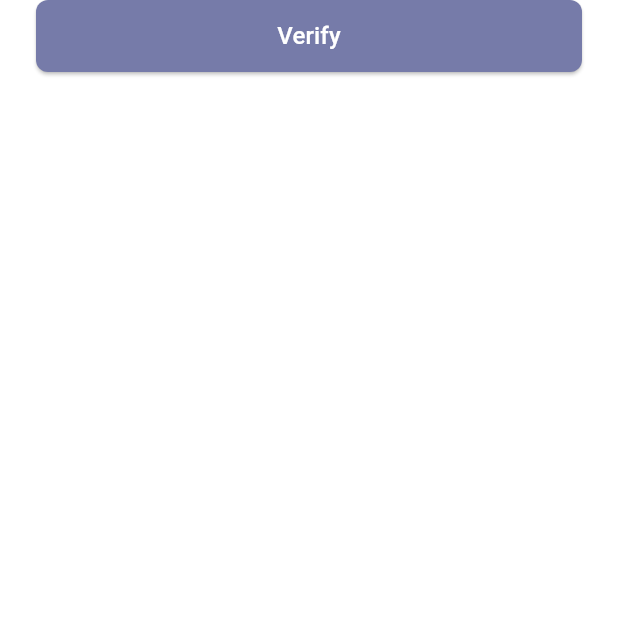
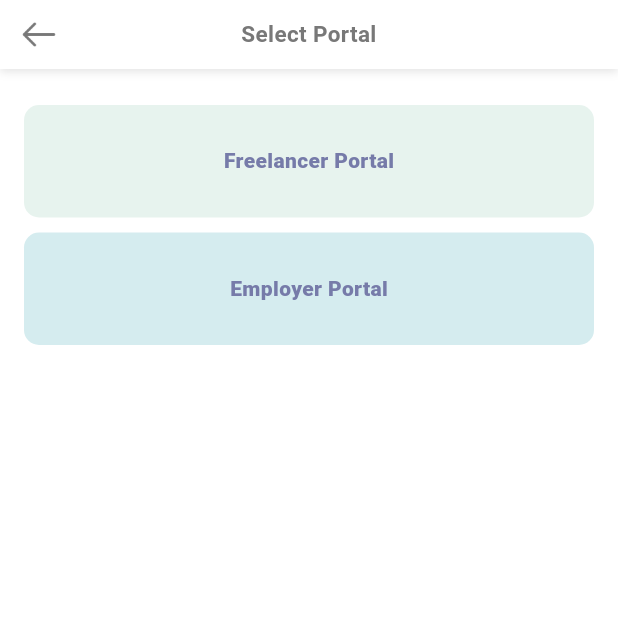
Before and after one commit to aaloul/wazafk-mobile, a Flutter app: the SelectPortalScreen screen opened directly, on a phone screen of 412 x 824 dp, the top half of it. Run offline on Flutter 3.47's test engine with Material 3 defaults, Android fonts, the light colour scheme and no system bars; our stand-ins replace animated_custom_dropdown, cached_network_image, device_info_plus, dotted_border, flutter_svg, get and 6 more; missing offline and left inert: flutter_udid, pretty_http_logger; accounts and stored records are empty; Roboto replaces fonts that are missing (SF Pro Text); statements that could not run were skipped.

Commit message:
add portal

```diff
--- a/lib/constants/get_pages_constant.dart
+++ b/lib/constants/get_pages_constant.dart
@@ -6,6 +6,7 @@ import '../screens/auth/create_account/create_account_screen.dart';
 import '../screens/auth/login_password/login_password_screen.dart';
 import '../screens/auth/onboarding/onboarding_screen.dart';
 import '../screens/auth/phone_number/phone_number_screen.dart';
+import '../screens/auth/select_portal/select_portal_screen.dart';
 import '../screens/auth/splash/splash_screen.dart';
 import '../screens/auth/verification/verification_screen.dart';
 import '../screens/common/terms/terms_screen.dart';
@@ -52,4 +53,9 @@ List<GetPage> getPages = [
     page: () => CreateAccountScreen(),
     transition: Transition.rightToLeftWithFade,
   ),
+  GetPage(
+    name: RouteConstant.selectPortalScreen,
+    page: () => SelectPortalScreen(),
+    transition: Transition.rightToLeftWithFade,
+  ),
 ];
--- a/lib/constants/route_constant.dart
+++ b/lib/constants/route_constant.dart
@@ -7,4 +7,5 @@ class RouteConstant {
   static const String verificationScreen = '/verification_screen';
   static const String changePasswordScreen = '/change_password_screen';
   static const String createAccountScreen = '/create_account_screen';
+  static const String selectPortalScreen = '/select_portal_screen';
 }
--- a/lib/screens/auth/create_account/components/step3/create_account_step_3.dart
+++ b/lib/screens/auth/create_account/components/step3/create_account_step_3.dart
@@ -79,7 +79,9 @@ class CreateAccountStep3 extends StatelessWidget {
 
           SizedBox(height: 16),
 
-          PrimaryButton(title: "Start Your Journey", onPressed: () {}),
+          PrimaryButton(title: "Start Your Journey", onPressed: () {
+            dataController.verifyStep3();
+          }),
 
           SizedBox(height: 20),
         ],
--- a/lib/screens/auth/create_account/create_account_controller.dart
+++ b/lib/screens/auth/create_account/create_account_controller.dart
@@ -1,4 +1,5 @@
 import 'package:get/get.dart';
+import 'package:wazafak_app/constants/route_constant.dart';
 import 'package:wazafak_app/model/InterestOptionsResponse.dart';
 import 'package:wazafak_app/repository/app/interest_options_repository.dart';
 
@@ -59,4 +60,8 @@ class CreateAccountController extends GetxController {
   void verifyStep2() {
     index.value = 2;
   }
+
+  void verifyStep3() {
+    Get.toNamed(RouteConstant.selectPortalScreen);
+  }
 }
--- /dev/null
+++ b/lib/screens/auth/select_portal/components/portal_item.dart
@@ -0,0 +1,43 @@
+import 'package:flutter/material.dart';
+import 'package:wazafak_app/components/primary_text.dart';
+import 'package:wazafak_app/utils/res/AppContextExtension.dart';
+
+class PortalItem extends StatelessWidget {
+  const PortalItem({
+    super.key,
+    required this.title,
+    required this.onClick,
+    required this.color,
+    required this.border,
+  });
+
+  final String title;
+  final Function onClick;
+  final Color color;
+  final Color border;
+
+  @override
+  Widget build(BuildContext context) {
+    return GestureDetector(
+      onTap: () {
+        onClick.call();
+      },
+      child: Container(
+        width: double.infinity,
+        height: 75,
+        decoration: BoxDecoration(
+          color: color,
+          borderRadius: BorderRadius.circular(10),
+          border: Border.all(color: border, width: 1),
+        ),
+        child: Center(
+          child: PrimaryText(
+            text: title,
+            textColor: context.resources.color.colorPrimary,
+            fontWeight: FontWeight.w900,
+          ),
+        ),
+      ),
+    );
+  }
+}
--- a/lib/screens/auth/select_portal/select_portal_screen.dart
+++ b/lib/screens/auth/select_portal/select_portal_screen.dart
@@ -1,6 +1,9 @@
 import 'package:flutter/material.dart';
-import 'package:wazafak_app/components/primary_button.dart';
 import 'package:wazafak_app/utils/res/AppContextExtension.dart';
+import 'package:wazafak_app/utils/res/colors/hex_color.dart';
+
+import '../../../components/top_header.dart';
+import 'components/portal_item.dart';
 
 class SelectPortalScreen extends StatelessWidget {
   const SelectPortalScreen({super.key});
@@ -10,18 +13,37 @@ class SelectPortalScreen extends StatelessWidget {
     return Scaffold(
       backgroundColor: context.resources.color.background,
       body: SafeArea(
-        child: Container(
-          padding: EdgeInsets.symmetric(horizontal: 24),
-          child: SingleChildScrollView(
-            child: Column(
-              crossAxisAlignment: CrossAxisAlignment.center,
-              children: [
-                PrimaryButton(title: "Verify", onPressed: () {}),
+        child: Column(
+          crossAxisAlignment: CrossAxisAlignment.center,
+          children: [
+            TopHeader(title: "Select Portal"),
+            SizedBox(height: 24),
 
-                SizedBox(height: 20),
-              ],
+            Expanded(
+              child: Container(
+                margin: EdgeInsets.symmetric(horizontal: 16),
+                child: Column(
+                  crossAxisAlignment: CrossAxisAlignment.start,
+                  children: [
+                    PortalItem(
+                      title: 'Freelancer Portal',
+                      onClick: () {},
+                      color: HexColor("#E7F3EE"),
+                      border: HexColor("#00AEC81A"),
+                    ),
+                    SizedBox(height: 10),
+
+                    PortalItem(
+                      title: 'Employer Portal',
+                      onClick: () {},
+                      color: HexColor("#D5ECEF"),
+                      border: HexColor("##00AEC81A"),
+                    ),
+                  ],
+                ),
+              ),
             ),
-          ),
+          ],
         ),
       ),
     );
```
